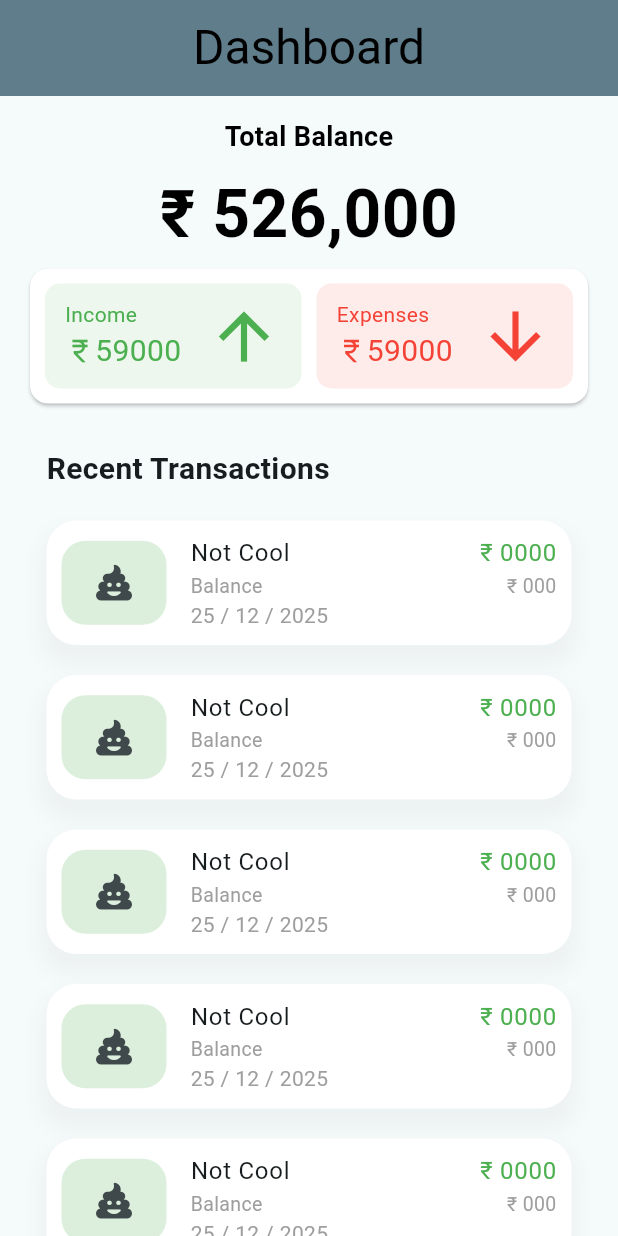
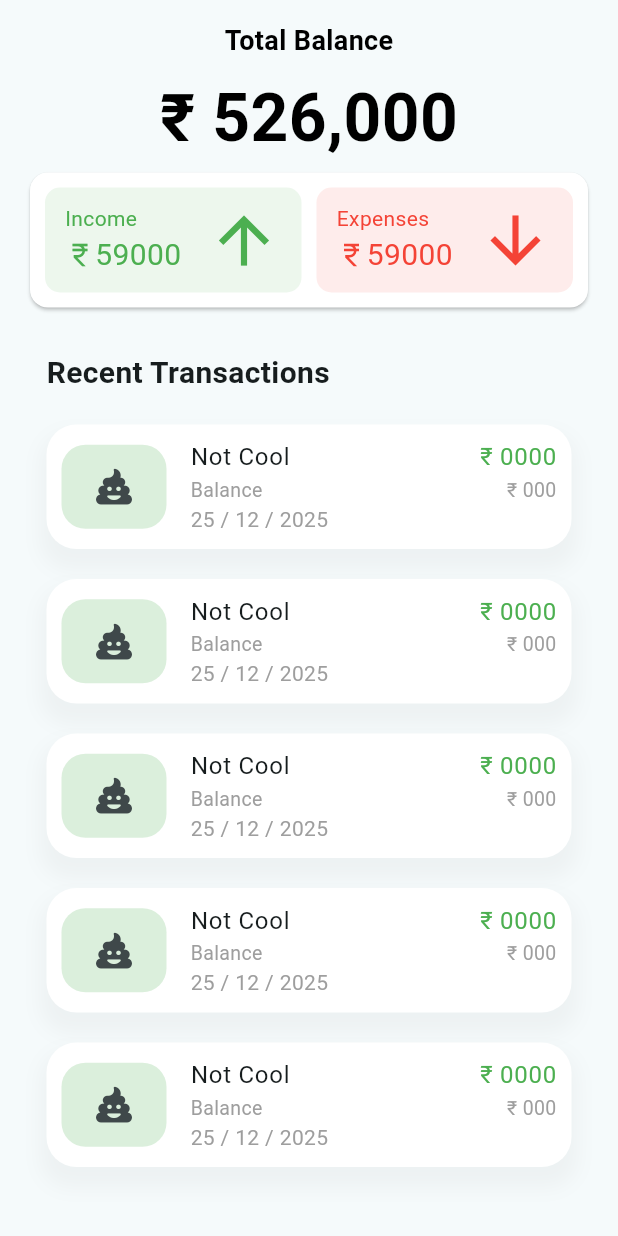
Before and after one commit to sahilgangani17/PennyPilot, a Flutter app: the Dashboard screen opened directly, on a phone screen of 412 x 824 dp. Run offline on Flutter 3.47's test engine with Material 3 defaults, Android fonts, the phone set to English and light mode, and no system bars; our stand-ins replace firebase_auth, firebase_core, font_awesome_flutter, sqflite; accounts and stored records are empty.

Commit message:
Updated app bar functionality and created template pages for all sub-options of bottom navigation bar

```diff
--- a/lib/Services/auth_service.dart
+++ b/lib/Services/auth_service.dart
@@ -1,6 +1,6 @@
 import 'package:firebase_auth/firebase_auth.dart';
 import 'package:flutter/material.dart';
-import 'package:penny_pilot/pages/all_pages.dart';
+import 'package:penny_pilot/pages/home_page.dart';
 import 'package:penny_pilot/pages/login.dart';
 
 class AuthService {
@@ -69,7 +69,6 @@ class AuthService {
         email: data['email'],
         password: data['password'],
       );
-
       Navigator.pushAndRemoveUntil(
         context,
         MaterialPageRoute(builder: (context) =>  HomePage()),
--- a/lib/pages/all_pages.dart
+++ /dev/null
@@ -1,3 +0,0 @@
-export 'home_page.dart';
-export 'dashboard.dart';
-// export 'profile_page.dart';
--- a/lib/pages/dashboard.dart
+++ b/lib/pages/dashboard_page.dart
@@ -4,21 +4,11 @@
 
   class Dashboard extends StatelessWidget {
     const Dashboard({super.key});
+    static const title = 'Dashboard';
 
     @override
     Widget build(BuildContext context) {
       return Scaffold(
-        appBar: AppBar(
-          //forceMaterialTransparency: true,
-          automaticallyImplyLeading: false,
-          toolbarHeight: 64,
-          title: Text(
-            'Dashboard',
-            style: TextStyle(color: Colors.black, fontSize: 32),
-          ),
-          centerTitle: true,
-          backgroundColor: Colors.blueGrey,
-        ),
         body: SingleChildScrollView(
           child: Container(
             padding: const EdgeInsets.all(16.0),
--- a/lib/widgets/authgate.dart
+++ b/lib/widgets/authgate.dart
@@ -1,6 +1,6 @@
 import 'package:firebase_auth/firebase_auth.dart';
 import 'package:flutter/material.dart';
-import 'package:penny_pilot/pages/all_pages.dart';
+import 'package:penny_pilot/pages/home_page.dart';
 import 'package:penny_pilot/pages/login.dart';
 
 class Authgate extends StatelessWidget {
```
Also changed, not shown: lib/pages/analysis_page.dart (+21 -0 lines), lib/pages/home_page.dart (+19 -7 lines), lib/pages/savings_page.dart (+21 -0 lines), lib/pages/settings_page.dart (+21 -0 lines).
